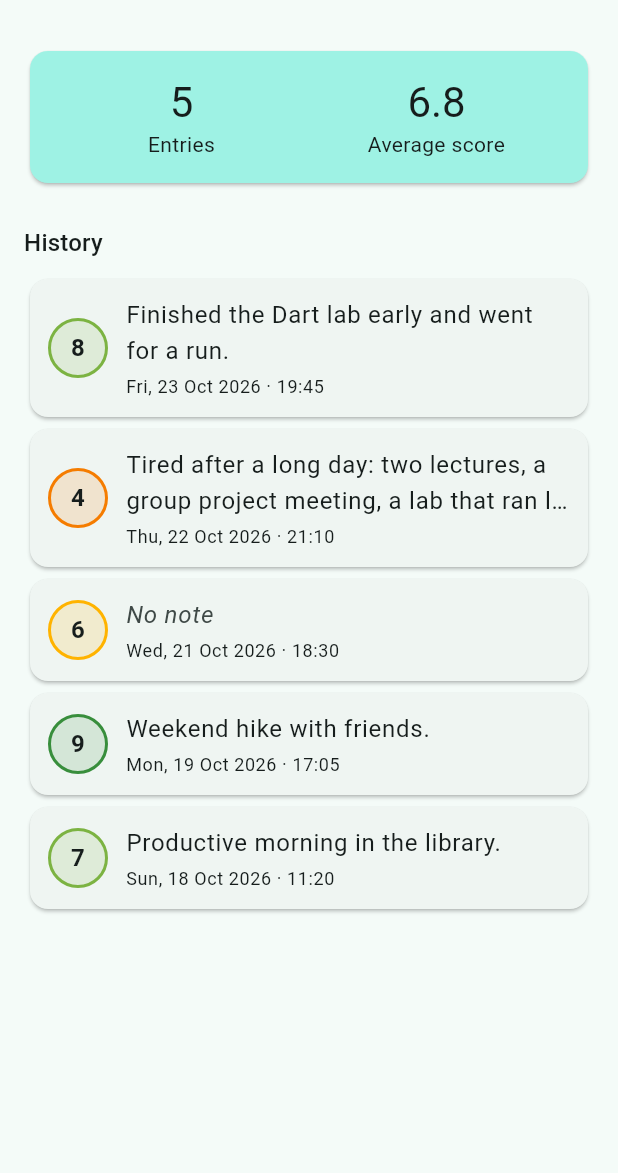
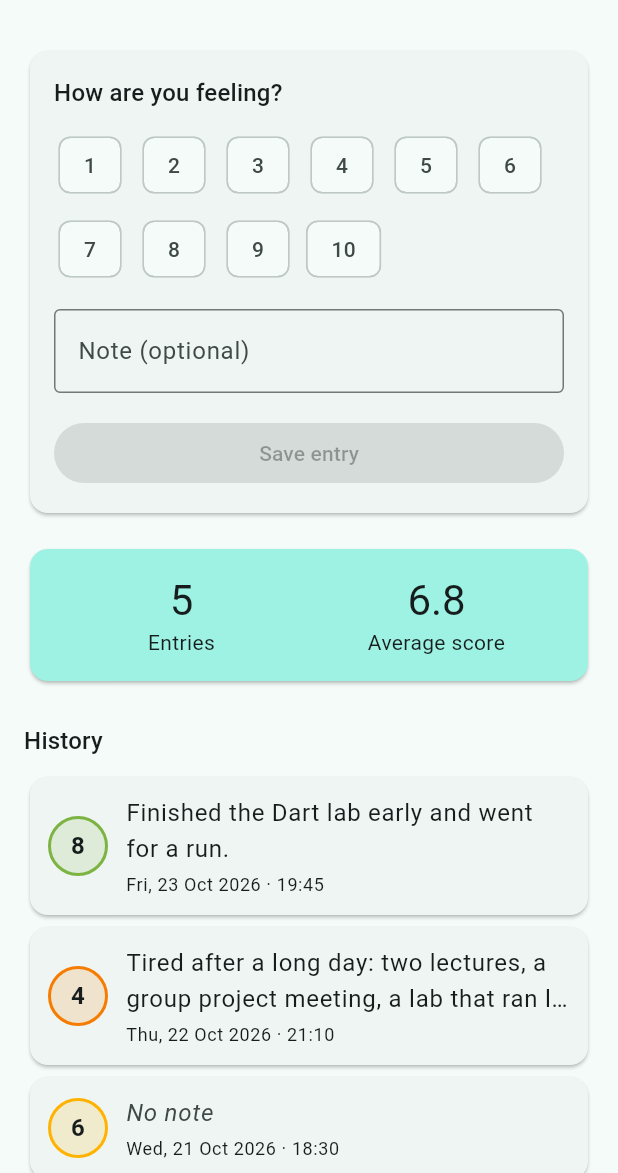
Before and after one commit to Juggy247/mood-tracker-lab4, a Flutter app: the screen it shows after launch, on a phone screen of 412 x 824 dp, the part 63-1236 px from its top. Run offline on Flutter 3.47's test engine with Material 3 defaults, Android fonts, the phone set to English and light mode, and no system bars.

Commit message:
Add the mood entry form

```diff
--- a/lib/main.dart
+++ b/lib/main.dart
@@ -15,7 +15,7 @@ class MoodTrackerApp extends StatelessWidget {
     return MaterialApp(
       title: 'Mood Tracker',
       theme: ThemeData(colorSchemeSeed: Colors.teal),
-      home: HomeScreen(entries: sampleEntries),
+      home: HomeScreen(initialEntries: sampleEntries),
     );
   }
 }
--- a/lib/screens/home_screen.dart
+++ b/lib/screens/home_screen.dart
@@ -3,6 +3,7 @@ import 'package:flutter/material.dart';
 import '../models/mood_entry.dart';
 import '../widgets/mood_card.dart';
 import '../widgets/mood_summary.dart';
+import '../widgets/mood_entry_form.dart';
 
 /// The home screen: a summary card followed by the history of entries.
 ///
@@ -19,11 +20,27 @@ import '../widgets/mood_summary.dart';
 ///   4. Pass _addEntry to the form's onSubmit, and build the summary and
 ///      the cards from _entries.
 ///   Then save an entry: do the history and the average both update?
-class HomeScreen extends StatelessWidget {
-  const HomeScreen({super.key, required this.entries});
+class HomeScreen extends StatefulWidget {
+  const HomeScreen({super.key, required this.initialEntries});
 
-  final List<MoodEntry> entries;
+  final List<MoodEntry> initialEntries;
 
+ @override
+  State<HomeScreen> createState() => _HomeScreenState();
+}
+class _HomeScreenState extends State<HomeScreen> {
+  late final List<MoodEntry> _entries;
+
+  @override
+  void initState() {
+    super.initState();
+    _entries = List.of(widget.initialEntries);
+  }
+  void _addEntry(MoodEntry entry) {
+  setState(() {
+    _entries.insert(0, entry);
+  });
+}
   @override
   Widget build(BuildContext context) {
     return Scaffold(
@@ -41,11 +58,13 @@ class HomeScreen extends StatelessWidget {
                 //   (add: import '../widgets/mood_entry_form.dart';)
                 //   HomeScreen is stateless, yet the form inside it will
                 //   remember a selection. Where does that state live?
-                MoodSummary(entries: entries),
+                MoodEntryForm(onSubmit: _addEntry),
+                const SizedBox(height: 16),
+                MoodSummary(entries: _entries),
                 const SizedBox(height: 24),
                 Text('History', style: Theme.of(context).textTheme.titleMedium),
                 const SizedBox(height: 8),
-                for (final entry in entries) MoodCard(entry: entry),
+                for (final entry in _entries) MoodCard(entry: entry),
               ],
             ),
           ),
--- a/lib/widgets/mood_entry_form.dart
+++ b/lib/widgets/mood_entry_form.dart
@@ -17,6 +17,36 @@ class MoodEntryForm extends StatefulWidget {
 }
 
 class _MoodEntryFormState extends State<MoodEntryForm> {
+  int? _score;
+  final TextEditingController _noteController = TextEditingController();
+
+  @override
+  void dispose() {
+    _noteController.dispose();
+    super.dispose();
+  }
+
+void _save() {
+  final score = _score;
+
+  if (score == null) return;
+
+  final note = _noteController.text.trim();
+
+  final entry = MoodEntry(
+    score: score,
+    note: note.isEmpty ? null : note,
+    createdAt: DateTime.now(),
+  );
+
+  widget.onSubmit(entry);
+
+  setState(() {
+    _score = null;
+  });
+
+  _noteController.clear();
+}
   // TODO 1.3: Declare the selected score. It starts with nothing selected:
   //   int? _score;
 
@@ -46,7 +76,29 @@ class _MoodEntryFormState extends State<MoodEntryForm> {
             // TODO 1.3 (continued): Pass _score instead of null. In
             //   onChanged, store the tapped score inside setState(() { ... }).
             //   Then try it without setState. What happens, and why?
-            MoodScoreSelector(selectedScore: null, onChanged: (_) {}),
+            MoodScoreSelector(
+              selectedScore: _score,
+              onChanged: (score) {
+                setState(() {
+                  _score = score;
+                });
+              },
+            ),
+
+            const SizedBox(height: 16),
+
+            TextField(
+              controller: _noteController,
+              decoration: const InputDecoration(
+                labelText: 'Note (optional)',
+                border: OutlineInputBorder(),
+              ),
+            ),
+            const SizedBox(height: 16),
+            FilledButton(
+              onPressed: _score == null ? null : _save,
+              child: const Text('Save entry'),
+            ),
             // TODO 2.2: Add a TextField for the note that uses your
             //   controller, labelled 'Note (optional)' (InputDecoration).
             //
--- a/lib/widgets/mood_score_selector.dart
+++ b/lib/widgets/mood_score_selector.dart
@@ -29,6 +29,18 @@ class MoodScoreSelector extends StatelessWidget {
     //   Wrap for a Row and run the app on a narrow phone. What happens?
     //   Hint: a for loop inside the list literal:
     //     for (var score = 1; score <= 10; score++) ChoiceChip(...)
-    return const Text('Scores 1-10 go here');
+    return Wrap(
+        spacing: 8,
+        runSpacing: 8,
+        children: [
+          for (var score = 1; score <= 10; score++)
+              ChoiceChip(
+                label: Text('$score'),
+                selected: selectedScore == score,
+                onSelected: (_) => onChanged(score)
+              ),
+        ],
+      );
+
   }
 }
```
